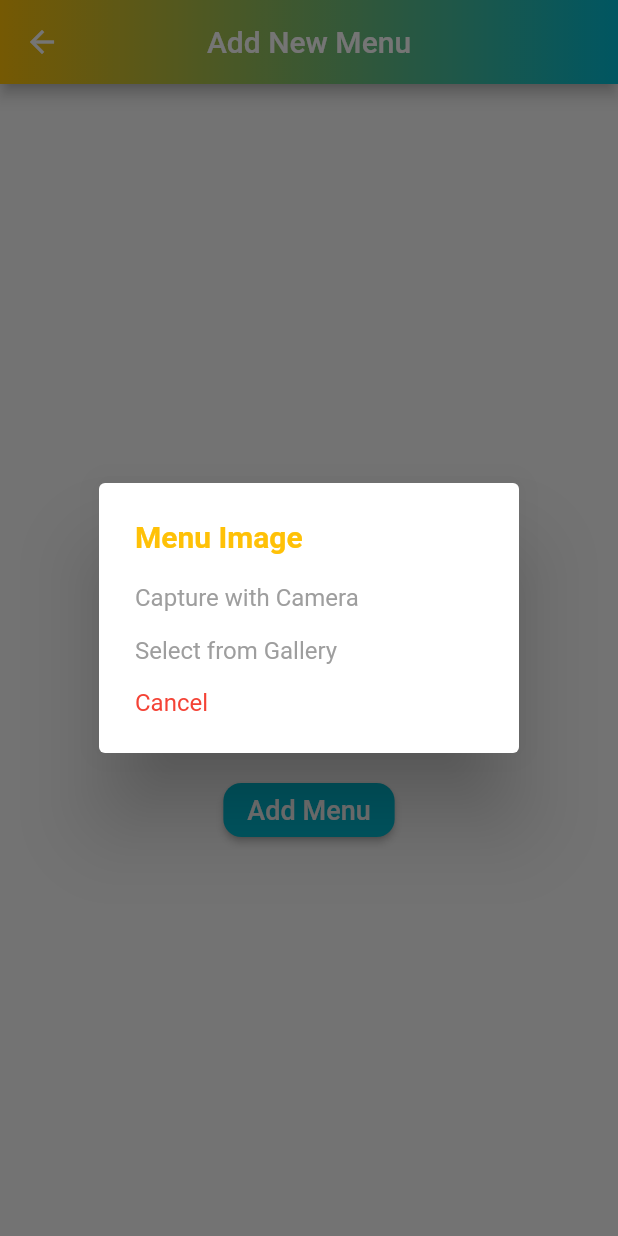
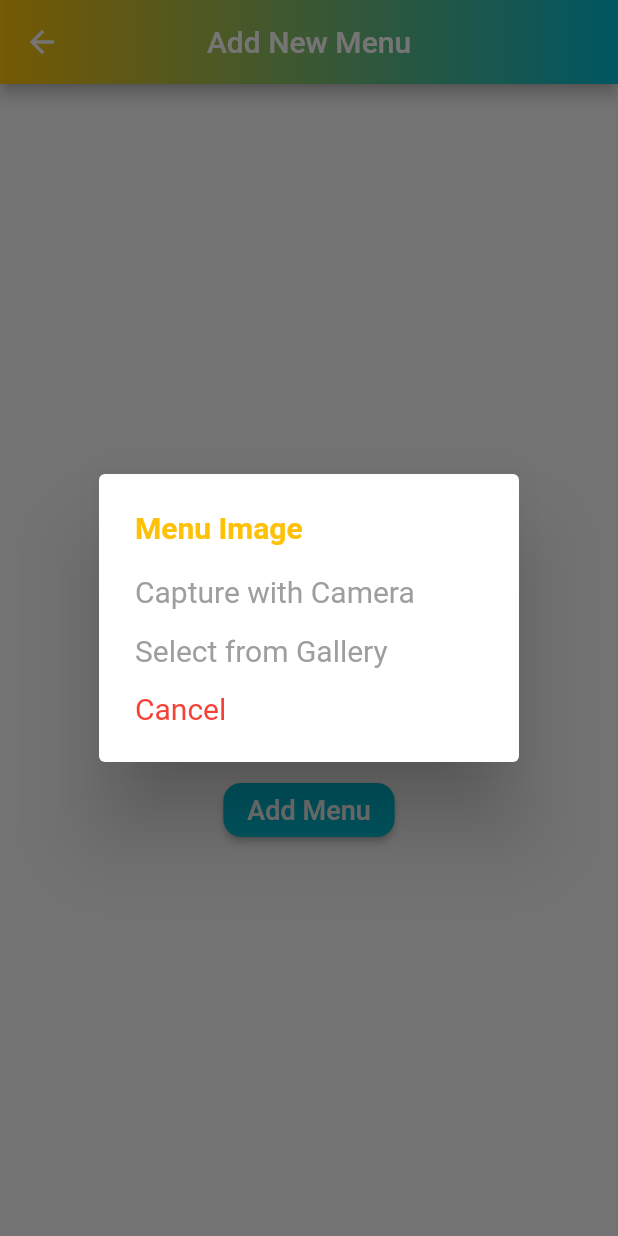
Before and after one commit to winsongr/seller, a Flutter app: the MenuUploadScreen screen opened directly, after a tap on "Add Menu", on a phone screen of 412 x 824 dp. Run offline on Flutter 3.47's test engine with Material 2 defaults, Android fonts, the phone set to English and light mode, and no system bars; our stand-ins replace cloud_firestore, firebase_auth, firebase_core, firebase_storage, geocoding, geolocator and 2 more; missing offline and left inert: cloud_firestore_web, firebase_auth_web, firebase_core_web, firebase_storage_web, geolocator_web, image_picker_for_web and 1 more; accounts and stored records are empty.

```diff
--- a/lib/splashScreen/splash_screen.dart
+++ b/lib/splashScreen/splash_screen.dart
@@ -16,11 +16,11 @@ class _MySplashScreenState extends State<MySplashScreen> {
   startTimer() {
     Timer(const Duration(seconds: 1), () async {
       if (firebaseAuth.currentUser !=null) {
-         Navigator.push(
+         Navigator.pushReplacement(
           context, MaterialPageRoute(builder: (c) => const HomeScreen()));
       }
       else{
-         Navigator.push(
+         Navigator.pushReplacement(
           context, MaterialPageRoute(builder: (c) => const AuthScreen()));
       }
 
--- a/lib/uploadScreens/menus_upload_screens.dart
+++ b/lib/uploadScreens/menus_upload_screens.dart
@@ -106,20 +106,20 @@ class _MenuUploadScreenState extends State<MenuUploadScreen> {
               SimpleDialogOption(
                 child: const Text(
                   "Capture with Camera",
-                  style: TextStyle(color: Colors.grey),
+                  style: TextStyle(color: Colors.grey, fontSize: 20),
                 ),
                 onPressed: captureImageWithCamera,
               ),
               SimpleDialogOption(
                 child: const Text(
                   "Select from Gallery",
-                  style: TextStyle(color: Colors.grey),
+                  style: TextStyle(color: Colors.grey, fontSize: 20),
                 ),
                 onPressed: pickImageFromGallery,
               ),
               SimpleDialogOption(
-                child:
-                    const Text("Cancel", style: TextStyle(color: Colors.red)),
+                child: const Text("Cancel",
+                    style: TextStyle(color: Colors.red, fontSize: 20)),
                 onPressed: () => Navigator.pop(context),
               )
             ],
@@ -219,7 +219,7 @@ class _MenuUploadScreenState extends State<MenuUploadScreen> {
             width: 250,
             child: TextField(
               style: const TextStyle(color: Colors.black),
-              controller: shortInfoController,
+              controller: titleController,
               decoration: const InputDecoration(
                   hintText: "Menu Info",
                   hintStyle: TextStyle(color: Colors.green),
```
Also changed, not shown: lib/model/menus.dart (added, +41 -0 lines), 1 other file.
